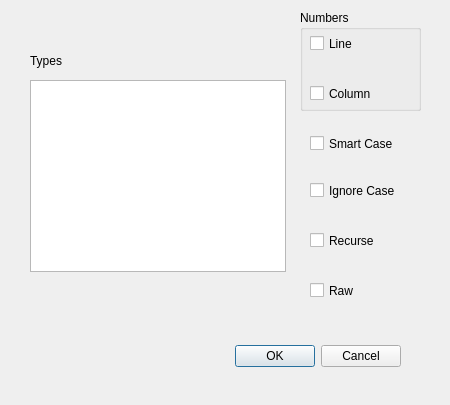
CraigDawson/yapygrep, file gui/common.ui: the form before one commit.
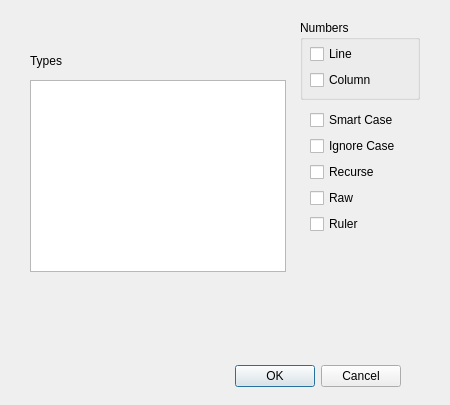
The form after the commit.

Commit message: Added ruler to settings and finished line/column

```diff
--- a/gui/common.ui
+++ b/gui/common.ui
@@ -17,7 +17,7 @@
    <property name="geometry">
     <rect>
      <x>60</x>
-     <y>340</y>
+     <y>360</y>
      <width>341</width>
      <height>32</height>
     </rect>
@@ -29,19 +29,6 @@
     <set>QDialogButtonBox::Cancel|QDialogButtonBox::Ok</set>
    </property>
   </widget>
-  <widget class="QCheckBox" name="checkBox">
-   <property name="geometry">
-    <rect>
-     <x>310</x>
-     <y>230</y>
-     <width>90</width>
-     <height>21</height>
-    </rect>
-   </property>
-   <property name="text">
-    <string>Recurse</string>
-   </property>
-  </widget>
   <widget class="QListWidget" name="listWidget">
    <property name="geometry">
     <rect>
@@ -52,41 +39,53 @@
     </rect>
    </property>
   </widget>
-  <widget class="QCheckBox" name="checkBox_2">
+  <widget class="QLabel" name="label">
    <property name="geometry">
     <rect>
-     <x>310</x>
-     <y>180</y>
-     <width>131</width>
+     <x>30</x>
+     <y>50</y>
+     <width>67</width>
      <height>21</height>
     </rect>
    </property>
    <property name="text">
-    <string>Ignore Case</string>
+    <string>Types</string>
    </property>
   </widget>
-  <widget class="QCheckBox" name="checkBox_3">
+  <widget class="QGroupBox" name="groupBox">
+   <property name="geometry">
+    <rect>
+     <x>300</x>
+     <y>20</y>
+     <width>120</width>
+     <height>80</height>
+    </rect>
+   </property>
+   <property name="title">
+    <string>Numbers</string>
+   </property>
+  </widget>
+  <widget class="QWidget" name="layoutWidget">
    <property name="geometry">
     <rect>
      <x>310</x>
      <y>30</y>
-     <width>131</width>
-     <height>27</height>
+     <width>104</width>
+     <height>219</height>
     </rect>
    </property>
+   <layout class="QVBoxLayout" name="verticalLayout_3">
+    <item>
+     <layout class="QVBoxLayout" name="verticalLayout_2">
+      <item>
+       <widget class="QCheckBox" name="checkBox_3">
    <property name="text">
     <string>Line</string>
    </property>
   </widget>
+      </item>
+      <item>
   <widget class="QCheckBox" name="checkBox_4">
-   <property name="geometry">
-    <rect>
-     <x>310</x>
-     <y>80</y>
-     <width>95</width>
-     <height>27</height>
-    </rect>
-   </property>
    <property name="toolTip">
     <string>Column relies on Line numbers</string>
    </property>
@@ -94,68 +93,55 @@
     <string>Column</string>
    </property>
   </widget>
+      </item>
+     </layout>
+    </item>
+    <item>
+     <layout class="QVBoxLayout" name="verticalLayout">
+      <item>
   <widget class="QCheckBox" name="checkBox_5">
-   <property name="geometry">
-    <rect>
-     <x>310</x>
-     <y>130</y>
-     <width>121</width>
-     <height>27</height>
-    </rect>
-   </property>
    <property name="text">
     <string>Smart Case</string>
    </property>
   </widget>
-  <widget class="QLabel" name="label">
-   <property name="geometry">
-    <rect>
-     <x>30</x>
-     <y>50</y>
-     <width>67</width>
-     <height>21</height>
-    </rect>
-   </property>
+      </item>
+      <item>
+       <widget class="QCheckBox" name="checkBox_2">
+        <property name="text">
+         <string>Ignore Case</string>
+        </property>
+       </widget>
+      </item>
+      <item>
+       <widget class="QCheckBox" name="checkBox">
    <property name="text">
-    <string>Types</string>
-   </property>
-  </widget>
+         <string>Recurse</string>
+        </property>
+       </widget>
+      </item>
+      <item>
   <widget class="QCheckBox" name="checkBox_6">
-   <property name="geometry">
-    <rect>
-     <x>310</x>
-     <y>280</y>
-     <width>88</width>
-     <height>21</height>
-    </rect>
-   </property>
    <property name="text">
     <string>Raw</string>
    </property>
   </widget>
-  <widget class="QGroupBox" name="groupBox">
-   <property name="geometry">
-    <rect>
-     <x>300</x>
-     <y>10</y>
-     <width>121</width>
-     <height>101</height>
-    </rect>
-   </property>
-   <property name="title">
-    <string>Numbers</string>
-   </property>
+      </item>
+      <item>
+       <widget class="QCheckBox" name="checkBox_7">
+        <property name="text">
+         <string>Ruler</string>
+        </property>
+       </widget>
+      </item>
+     </layout>
+    </item>
+   </layout>
   </widget>
   <zorder>groupBox</zorder>
+  <zorder>layoutWidget</zorder>
   <zorder>buttonBox</zorder>
-  <zorder>checkBox</zorder>
   <zorder>listWidget</zorder>
-  <zorder>checkBox_2</zorder>
-  <zorder>checkBox_3</zorder>
-  <zorder>checkBox_4</zorder>
-  <zorder>checkBox_5</zorder>
   <zorder>label</zorder>
-  <zorder>checkBox_6</zorder>
  </widget>
  <resources/>
  <connections>
```
Lines whose indentation alone changed are shown as unchanged. The commit also changes 2 other files.
